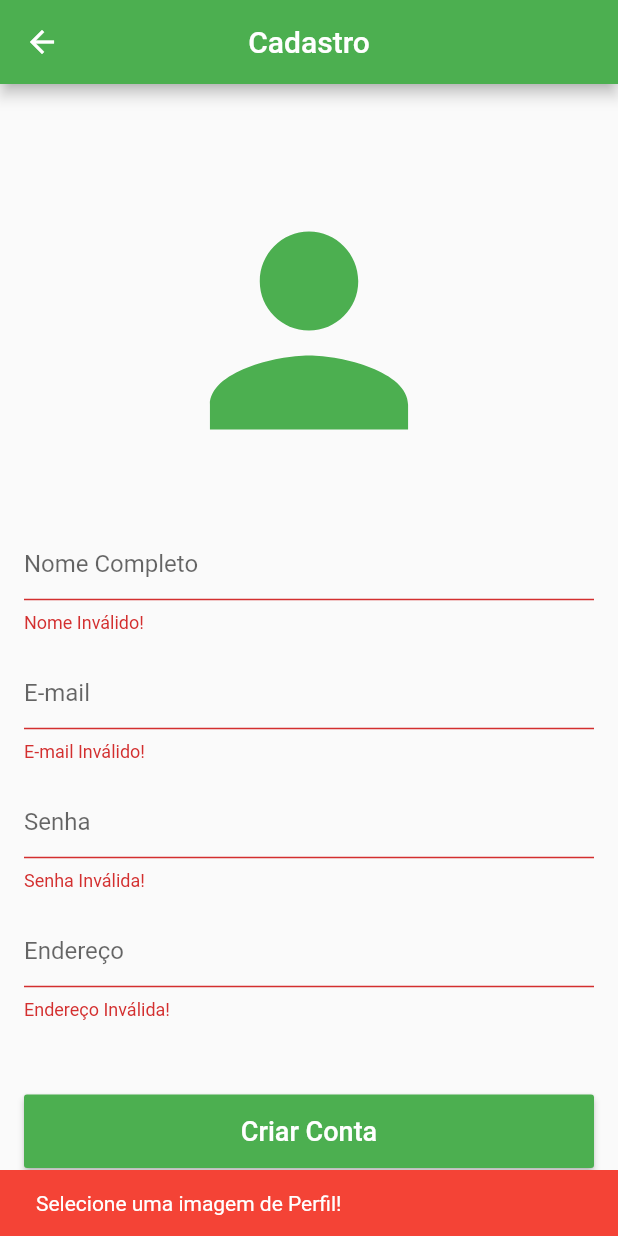
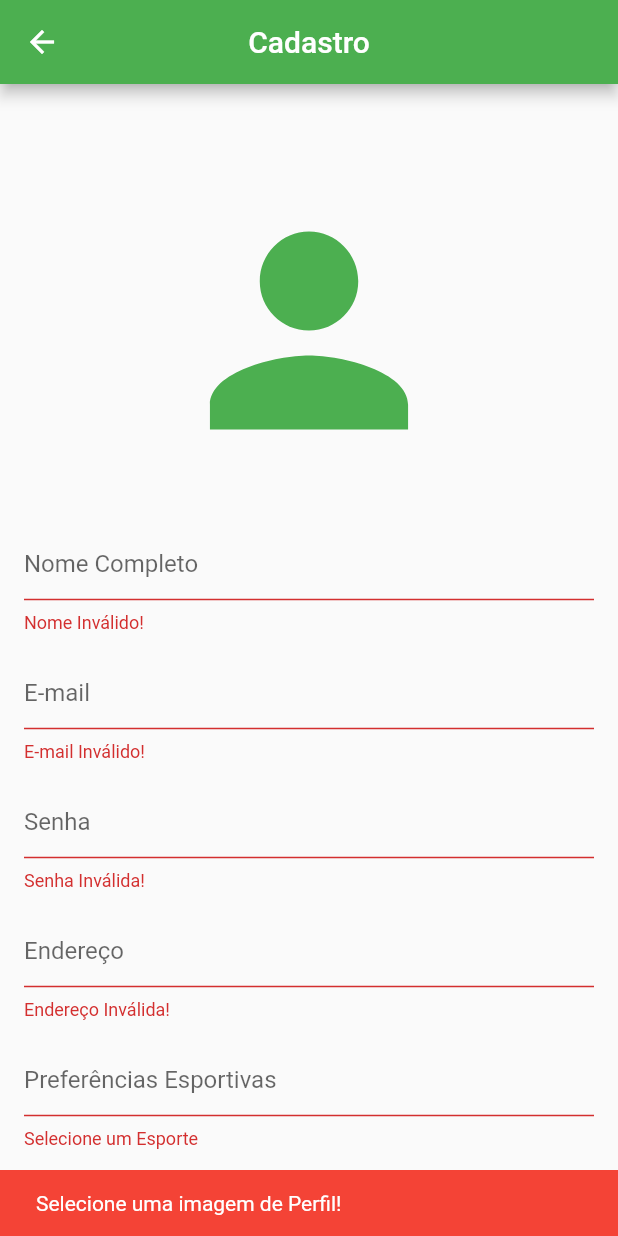
Before and after one commit to neimarp/AppEventosFlutter, a Flutter app: the SignUpScreen screen opened directly, after a tap on "Criar Conta", on a phone screen of 412 x 824 dp. Run offline on Flutter 3.47's test engine with Material 2 defaults, Android fonts, the phone set to English and light mode, and no system bars; our stand-ins replace cloud_firestore, firebase_auth, firebase_storage, flutter_masked_text, font_awesome_flutter, google_sign_in and 2 more; accounts and stored records are empty.

Commit message:
multselect no cadastro de usuário

```diff
--- a/lib/screens/signup_screen.dart
+++ b/lib/screens/signup_screen.dart
@@ -1,7 +1,9 @@
 import 'dart:io';
+import 'package:cloud_firestore/cloud_firestore.dart';
 import 'package:flutter/material.dart';
 import 'package:image_picker/image_picker.dart';
 import 'package:loja/models/user_model.dart';
+import 'package:loja/widget/multi_select.dart';
 import 'package:scoped_model/scoped_model.dart';
 
 class SignUpScreen extends StatefulWidget {
@@ -15,11 +17,64 @@ class _SignUpScreenState extends State<SignUpScreen> {
   final _emailController = TextEditingController();
   final _passController = TextEditingController();
   final _addressController = TextEditingController();
+  final _preferenciasController = TextEditingController();
 
   final _formKey = GlobalKey<FormState>();
   final _scaffoldKey = GlobalKey<ScaffoldState>();
 
+  bool _validateEsporte;
   File _image;
+
+  Firestore _firestore = Firestore.instance;
+
+  List<dynamic> reportList = [];
+
+  void _searchEsportes() async {
+    var esportes = await _firestore.collection("esportes").orderBy("nome").getDocuments();
+    reportList = esportes.documents.map((e){
+      return e.data["nome"];
+    }).toList();
+    //print(reportList);
+  }
+
+  List<dynamic> selectedReportList = List();
+
+  _showReportDialog() {
+    showDialog(
+      context: context,
+      builder: (BuildContext context) {
+        return AlertDialog(
+            title: Text("Selecione os Esportes"),
+            content: MultiSelect(
+              reportList,
+              onSelectionChanged: (selectedList) {
+                setState(() {
+                  selectedReportList = selectedList;
+                  if(selectedReportList.length > 0){
+                    _preferenciasController.text = selectedReportList.toString();
+                  }else{
+                    _preferenciasController.text = "";
+                  }
+                });
+              }
+            ),
+            actions: <Widget>[
+              FlatButton(
+                child: Text("confirmar"),
+                onPressed: () {
+                  Navigator.of(context).pop();
+                },
+              )
+            ],
+          );
+      }
+    );
+  }
+  @override
+  void initState() {
+    super.initState();
+    _searchEsportes();
+  }
 
   @override
   Widget build(BuildContext context) {
@@ -144,6 +199,20 @@ class _SignUpScreenState extends State<SignUpScreen> {
                     }
                   }
                 ),
+                SizedBox(height: 16.0),
+                TextField(
+                  controller: _preferenciasController,
+                  enableInteractiveSelection: false,
+                  decoration: InputDecoration(
+                    hintText: "Preferências Esportivas",
+                    errorText: _validateEsporte == true ? 'Selecione um Esporte' : null,
+                  ),
+                  onTap: () {
+                    _showReportDialog();
+                    FocusScope.of(context).requestFocus(new FocusNode());
+                  },
+
+                ),
                 SizedBox(height: MediaQuery.of(context).size.width * 0.12),
                 RaisedButton(
                   padding: EdgeInsets.symmetric(vertical: 14.0),
@@ -156,13 +225,24 @@ class _SignUpScreenState extends State<SignUpScreen> {
                   textColor: Colors.white,
                   color: Theme.of(context).primaryColor,
                   onPressed: (){
-                    if (_formKey.currentState.validate() && _image != null) {
+                    print(_preferenciasController.text.isEmpty);
+                    if (_preferenciasController.text.isEmpty){
+                      setState(() {
+                        _validateEsporte = true;
+                      });
+                    }else{
+                      setState(() {
+                        _validateEsporte = false;
+                      });
+                    }
+                    if (_formKey.currentState.validate() && _image != null && _preferenciasController.text.isEmpty != true) {
 
                       Map<String, dynamic> userData ={
                         "name": _nameController.text,
                         "email": _emailController.text,
                         "address": _addressController.text,
-                        "imagem":""
+                        "imagem":"",
+                        "preferencias": _preferenciasController.text
                       };
 
 
```
